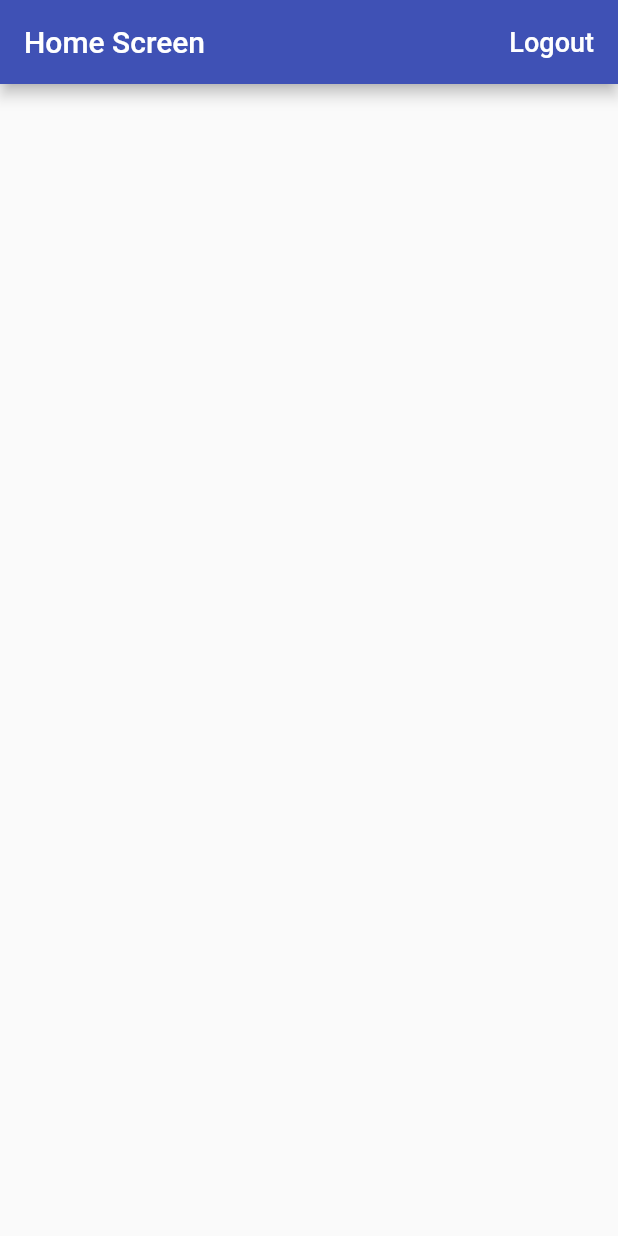
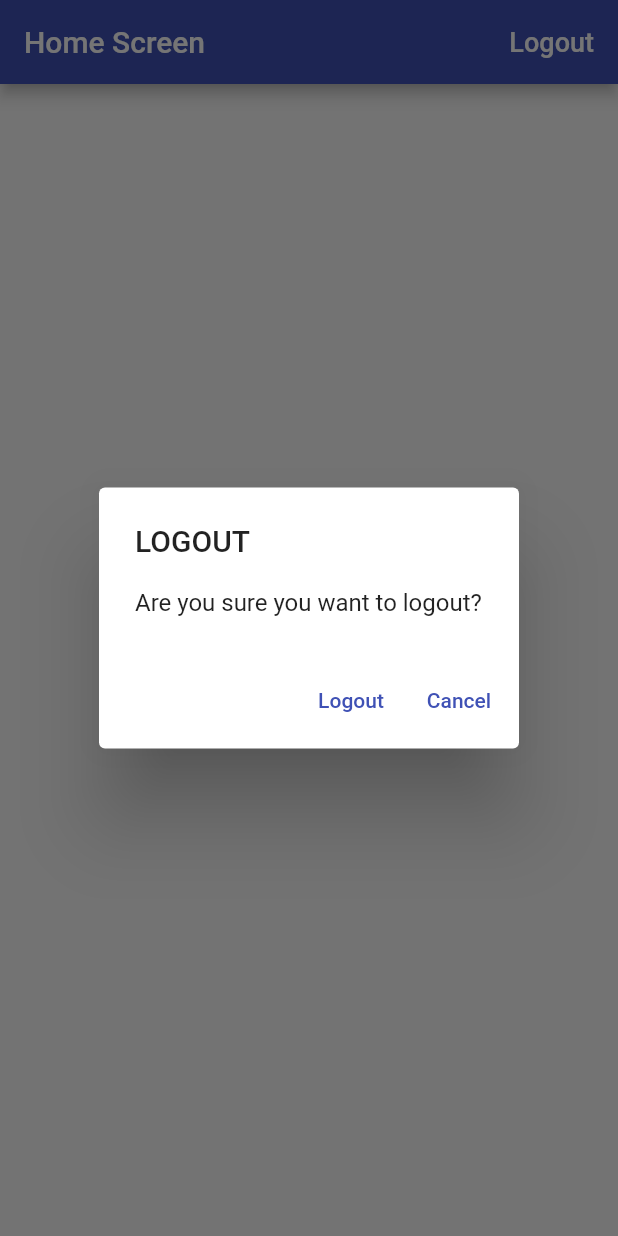
Before and after one commit to tpal-dev/Flutter_iOS_Android_Web_TIME_TRACKER, a Flutter app: the screen it shows once a user with an empty profile is signed in, after a tap on "Logout", on a phone screen of 412 x 824 dp. Run offline on Flutter 3.47's test engine with Material 2 defaults, Android fonts, the phone set to English and light mode, and no system bars; our stand-ins replace firebase_auth, firebase_core, google_sign_in; missing offline and left inert: flutter_facebook_auth, window_size; accounts and stored records are empty.

Commit message:
add alert dialog for firebase FirebaseAuthException

```diff
--- a/lib/app/home_screen.dart
+++ b/lib/app/home_screen.dart
@@ -1,4 +1,5 @@
 import 'package:flutter/material.dart';
+import 'package:time_tracker_app/custom_widgets/show_alert_dialog.dart';
 import 'package:time_tracker_app/services/auth.dart';
 
 class HomeScreen extends StatelessWidget {
@@ -6,7 +7,22 @@ class HomeScreen extends StatelessWidget {
   final AuthBase auth;
 
   Future<void> _signOut() async {
-    await auth.signOut();
+    try {
+      await auth.signOut();
+    } catch (e) {
+      print(e.toString());
+    }
+  }
+
+  Future<void> _confirmSignOut(BuildContext context) async {
+    final didRequestSignOut = await showAlertDialog(context,
+        title: 'Logout',
+        content: 'Are you sure you want to logout?',
+        defaultActionText: 'Logout',
+        cancelActionText: "Cancel");
+    if (didRequestSignOut == true) {
+      _signOut();
+    }
   }
 
   @override
@@ -25,7 +41,7 @@ class HomeScreen extends StatelessWidget {
                   color: Colors.white,
                 ),
               ),
-              onPressed: _signOut,
+              onPressed: () => _confirmSignOut(context),
             ),
           )
         ],
--- /dev/null
+++ b/lib/custom_widgets/show_alert_dialog.dart
@@ -0,0 +1,73 @@
+import 'dart:io';
+import 'package:flutter/cupertino.dart';
+import 'package:flutter/material.dart';
+import 'package:flutter/foundation.dart' show kIsWeb;
+
+Future<bool> showAlertDialog(
+  BuildContext context, {
+  @required String title,
+  @required content,
+  @required defaultActionText,
+  String cancelActionText,
+}) {
+  if (kIsWeb) {
+    return showDialog(
+      context: context,
+      barrierDismissible: false,
+      builder: (BuildContext dialogContext) => AlertDialog(
+        title: Text(title.toUpperCase().replaceAll('-', ' ')),
+        content: Text(content),
+        actions: <Widget>[
+          TextButton(
+            child: Text(defaultActionText),
+            onPressed: () => Navigator.of(dialogContext).pop(true),
+          ),
+          if (cancelActionText != null)
+            TextButton(
+              child: Text(cancelActionText),
+              onPressed: () => Navigator.of(dialogContext).pop(false),
+            ),
+        ],
+      ),
+    );
+  } else if (Platform.isIOS) {
+    return showCupertinoDialog(
+      context: context,
+      builder: (BuildContext dialogContext) => CupertinoAlertDialog(
+        title: Text(title.toUpperCase().replaceAll('-', ' ')),
+        content: Text(content),
+        actions: <Widget>[
+          CupertinoDialogAction(
+            child: Text(defaultActionText),
+            onPressed: () => Navigator.of(dialogContext).pop(true),
+          ),
+          if (cancelActionText != null)
+            CupertinoDialogAction(
+              child: Text(cancelActionText),
+              onPressed: () => Navigator.of(dialogContext).pop(false),
+            ),
+        ],
+      ),
+    );
+  } else {
+    return showDialog(
+      context: context,
+      barrierDismissible: false,
+      builder: (BuildContext dialogContext) => AlertDialog(
+        title: Text(title.toUpperCase().replaceAll('-', ' ')),
+        content: Text(content),
+        actions: <Widget>[
+          TextButton(
+            child: Text(defaultActionText),
+            onPressed: () => Navigator.of(dialogContext).pop(true),
+          ),
+          if (cancelActionText != null)
+            TextButton(
+              child: Text(cancelActionText),
+              onPressed: () => Navigator.of(dialogContext).pop(false),
+            ),
+        ],
+      ),
+    );
+  }
+}
```
Also changed, not shown: lib/app/sign_in/email_sign_in_form.dart (+5 -2 lines), 1 other file.
